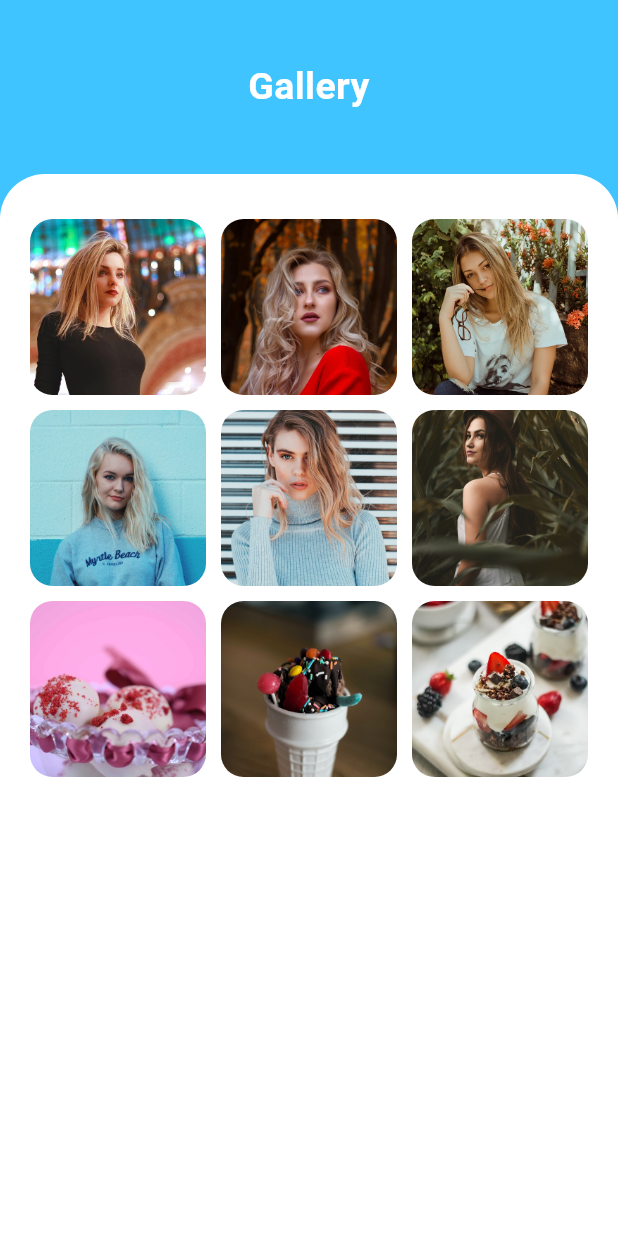
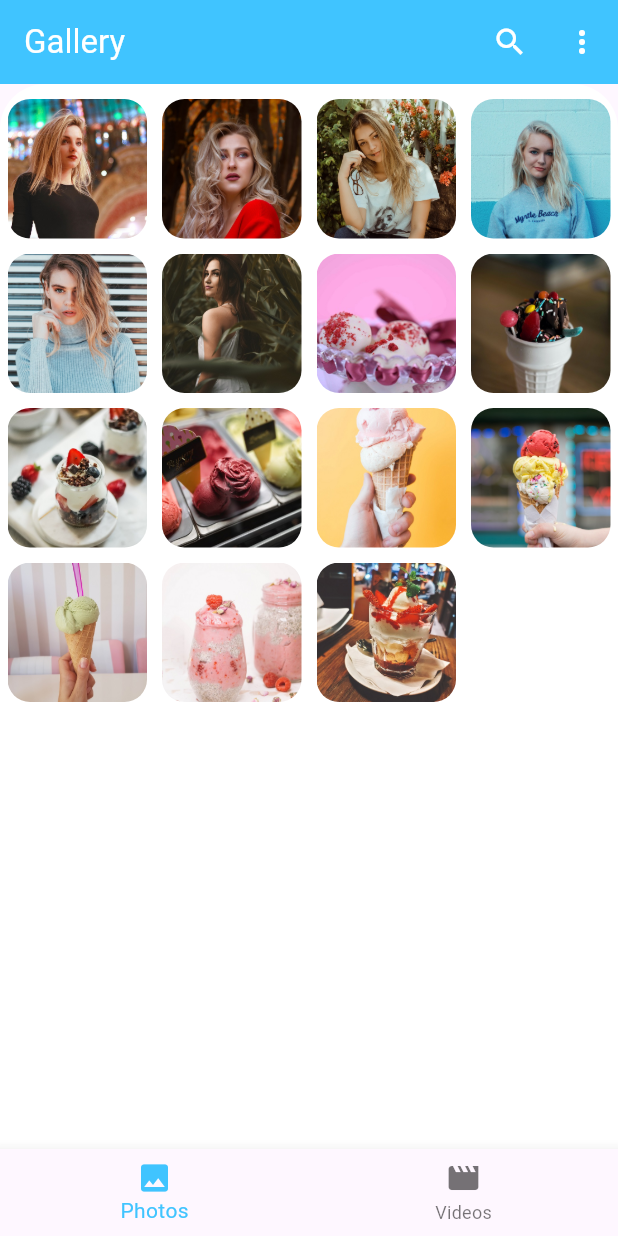
Before and after one commit to ragavanbca/sample, a Flutter app: the screen it shows after launch, on a phone screen of 412 x 824 dp. Run offline on Flutter 3.47's test engine with Material 3 defaults, Android fonts, the phone set to English and light mode, and no system bars; Roboto replaces fonts that are missing (Sen).

Commit message:
Navications are added

```diff
--- a/lib/home_page.dart
+++ b/lib/home_page.dart
@@ -11,39 +11,60 @@ List<ImageDetails> _images = [
   ImageDetails(imagePath: 'images/7.jpg'),
   ImageDetails(imagePath: 'images/8.jpg'),
   ImageDetails(imagePath: 'images/9.jpg'),
+  ImageDetails(imagePath: 'images/10.jpg'),
+  ImageDetails(imagePath: 'images/11.jpg'),
+  ImageDetails(imagePath: 'images/12.jpg'),
+  ImageDetails(imagePath: 'images/14.jpg'),
+  ImageDetails(imagePath: 'images/15.jpg'),
+  ImageDetails(imagePath: 'images/16.jpg'),
 ];
 
-class HomePage extends StatelessWidget {
-  const HomePage({super.key});
+class HomePage extends StatefulWidget {
+  @override
+  _HomePageState createState() => _HomePageState();
+}
+
+class _HomePageState extends State<HomePage> {
+  int selectedIndex = 0;
+
+  void _onItemTapped(int index) {
+    setState(() {
+      selectedIndex = index;
+    });
+  }
 
   @override
   Widget build(BuildContext context) {
     return Scaffold(
+      appBar: AppBar(
         backgroundColor: Colors.lightBlueAccent,
+        title: const Text(
+          "Gallery",
+          style: TextStyle(color: Colors.white),
+        ),
+        actions: <Widget>[
+          IconButton(
+            onPressed: () => print("SEARCH"),
+            icon: const Icon(Icons.search),
+            color: Colors.white,
+          ),
+          IconButton(
+            onPressed: () => print("MORE"),
+            icon: const Icon(Icons.more_vert),
+            color: Colors.white,
+          ),
+        ],
+      ),
       body: SafeArea(
-        child: Column(
+          child: selectedIndex == 0
+              ? Column(
                   crossAxisAlignment: CrossAxisAlignment.stretch,
                   children: <Widget>[
-            const SizedBox(
-              height: 40,
-            ),
-            const Text(
-              'Gallery',
-              style: TextStyle(
-                fontSize: 25,
-                fontWeight: FontWeight.w600,
-                color: Colors.white,
-              ),
-              textAlign: TextAlign.center,
-            ),
-            const SizedBox(
-              height: 40,
-            ),
                     Expanded(
                       child: Container(
                         padding: const EdgeInsets.symmetric(
-                  horizontal: 20,
-                  vertical: 30,
+                          horizontal: 5,
+                          vertical: 10,
                         ),
                         decoration: const BoxDecoration(
                           color: Colors.white,
@@ -53,8 +74,9 @@ class HomePage extends StatelessWidget {
                           ),
                         ),
                         child: GridView.builder(
-                  gridDelegate: const SliverGridDelegateWithFixedCrossAxisCount(
-                    crossAxisCount: 3,
+                          gridDelegate:
+                              const SliverGridDelegateWithFixedCrossAxisCount(
+                            crossAxisCount: 4,
                             crossAxisSpacing: 10,
                             mainAxisSpacing: 10,
                           ),
@@ -81,7 +103,8 @@ class HomePage extends StatelessWidget {
                                   decoration: BoxDecoration(
                                     borderRadius: BorderRadius.circular(15),
                                     image: DecorationImage(
-                              image: AssetImage(_images[index].imagePath),
+                                      image:
+                                          AssetImage(_images[index].imagePath),
                                       fit: BoxFit.cover,
                                     ),
                                   ),
@@ -94,7 +117,20 @@ class HomePage extends StatelessWidget {
                       ),
                     )
                   ],
-        ),
+                )
+              : selectedIndex == 1
+                  ? Center(
+                      child: Text("Comming soon..."),
+                    )
+                  : Text("Coming soon...")),
+      bottomNavigationBar: BottomNavigationBar(
+        currentIndex: selectedIndex,
+        onTap: _onItemTapped,
+        selectedItemColor: Colors.lightBlueAccent,
+        items: const [
+          BottomNavigationBarItem(icon: Icon(Icons.image), label: "Photos"),
+          BottomNavigationBarItem(icon: Icon(Icons.movie), label: "Videos"),
+        ],
       ),
     );
   }
--- a/lib/main.dart
+++ b/lib/main.dart
@@ -13,7 +13,7 @@ class MyApp extends StatelessWidget {
       theme: ThemeData(
         fontFamily: 'Sen',
       ),
-      home: const HomePage(),
+      home: HomePage(),
     );
   }
 }
```
Lines whose indentation alone changed are shown as unchanged.
